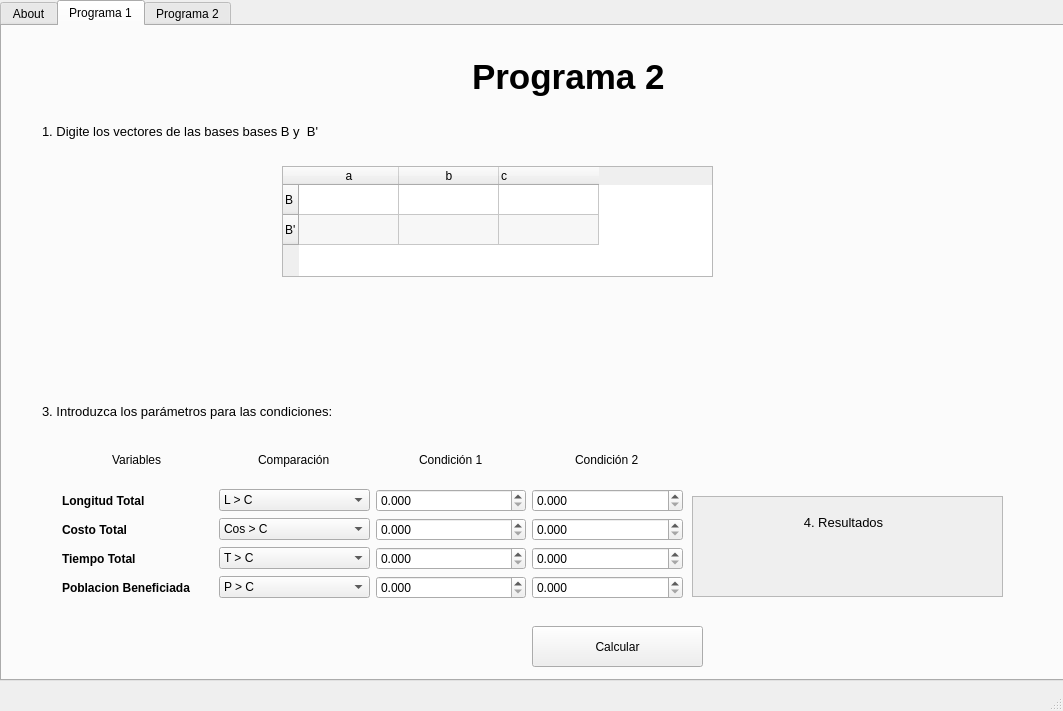
This is UI/InterfazMenu.ui in bryanjimenezchacon/Progra2Algebra as Qt 5 draws it before an edit. The edited form follows.
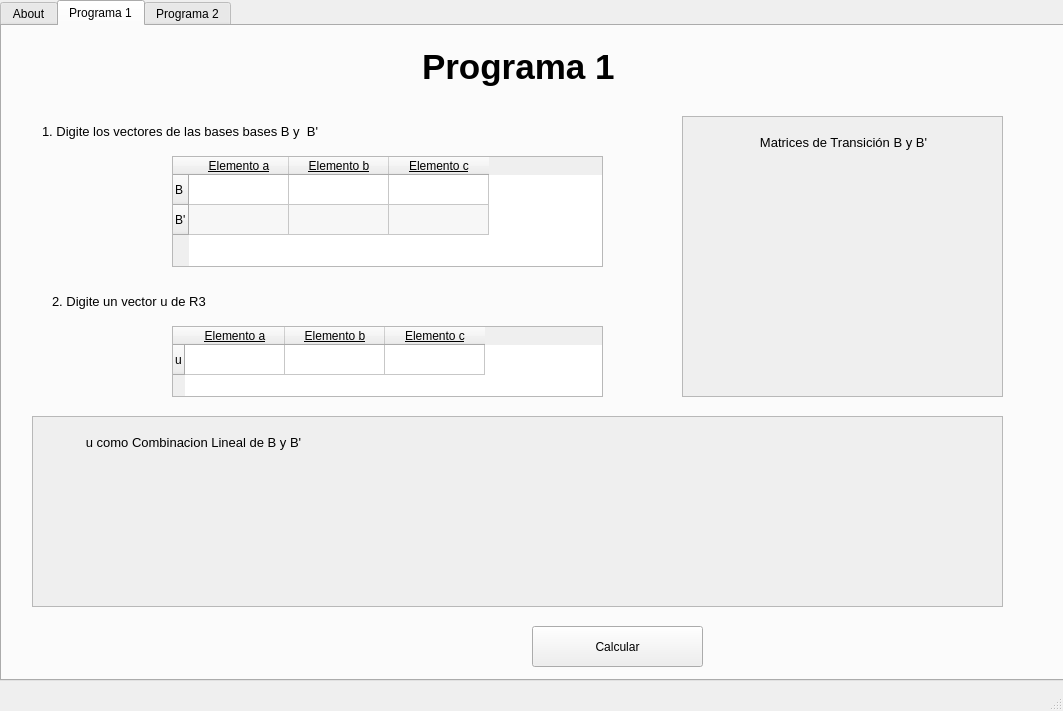
This is the edited form. The open tabs and pages were chosen to show the change.

Diff of the .ui file:
```diff
--- a/UI/InterfazMenu.ui
+++ b/UI/InterfazMenu.ui
@@ -159,8 +159,8 @@
      <widget class="QLabel" name="label_2">
       <property name="geometry">
        <rect>
-        <x>470</x>
-        <y>0</y>
+        <x>420</x>
+        <y>-10</y>
         <width>331</width>
         <height>101</height>
        </rect>
@@ -173,7 +173,7 @@
        </font>
       </property>
       <property name="text">
-       <string>Programa 2</string>
+       <string>Programa 1</string>
       </property>
       <property name="scaledContents">
        <bool>false</bool>
@@ -210,385 +210,13 @@
        <string>1. Digite los vectores de las bases bases B y  B'</string>
       </property>
      </widget>
-     <widget class="QLabel" name="nombreCantidadCarreteras_3">
-      <property name="geometry">
-       <rect>
-        <x>40</x>
-        <y>370</y>
-        <width>401</width>
-        <height>31</height>
-       </rect>
-      </property>
-      <property name="font">
-       <font>
-        <pointsize>10</pointsize>
-       </font>
-      </property>
-      <property name="text">
-       <string>3. Introduzca los parámetros para las condiciones:</string>
-      </property>
-     </widget>
-     <widget class="QWidget" name="gridLayoutWidget">
-      <property name="geometry">
-       <rect>
-        <x>60</x>
-        <y>410</y>
-        <width>621</width>
-        <height>163</height>
-       </rect>
-      </property>
-      <layout class="QGridLayout" name="gridLayoutVariables">
-       <item row="1" column="0" alignment="Qt::AlignHCenter">
-        <widget class="QLabel" name="label_18">
-         <property name="text">
-          <string>Variables</string>
-         </property>
-        </widget>
-       </item>
-       <item row="5" column="4">
-        <widget class="QDoubleSpinBox" name="doubleSpinBoxTC2">
-         <property name="decimals">
-          <number>3</number>
-         </property>
-         <property name="maximum">
-          <double>9999.998999999999796</double>
-         </property>
-        </widget>
-       </item>
-       <item row="1" column="1" alignment="Qt::AlignHCenter">
-        <widget class="QLabel" name="labelComparacion">
-         <property name="text">
-          <string>Comparación</string>
-         </property>
-        </widget>
-       </item>
-       <item row="3" column="1">
-        <widget class="QComboBox" name="comboBoxL">
-         <item>
-          <property name="text">
-           <string>L &gt; C</string>
-          </property>
-         </item>
-         <item>
-          <property name="text">
-           <string>L &gt;= C</string>
-          </property>
-         </item>
-         <item>
-          <property name="text">
-           <string>L &lt; C</string>
-          </property>
-         </item>
-         <item>
-          <property name="text">
-           <string>L &lt;= C</string>
-          </property>
-         </item>
-         <item>
-          <property name="text">
-           <string>C1 &lt; L &lt; C2</string>
-          </property>
-         </item>
-         <item>
-          <property name="text">
-           <string>C1 &lt; L &lt;= C2</string>
-          </property>
-         </item>
-         <item>
-          <property name="text">
-           <string>C1 &lt;= L &lt; C2</string>
-          </property>
-         </item>
-         <item>
-          <property name="text">
-           <string>C1 &lt;= L &lt;= C2</string>
-          </property>
-         </item>
-        </widget>
-       </item>
-       <item row="5" column="1">
-        <widget class="QComboBox" name="comboBoxT">
-         <item>
-          <property name="text">
-           <string>T &gt; C</string>
-          </property>
-         </item>
-         <item>
-          <property name="text">
-           <string>T &gt;= C</string>
-          </property>
-         </item>
-         <item>
-          <property name="text">
-           <string>T &lt; C</string>
-          </property>
-         </item>
-         <item>
-          <property name="text">
-           <string>T &lt;= C</string>
-          </property>
-         </item>
-         <item>
-          <property name="text">
-           <string>C1 &lt; T &lt; C2</string>
-          </property>
-         </item>
-         <item>
-          <property name="text">
-           <string>C1 &lt; T &lt;= C2</string>
-          </property>
-         </item>
-         <item>
-          <property name="text">
-           <string>C1 &lt;= T &lt; C2</string>
-          </property>
-         </item>
-         <item>
-          <property name="text">
-           <string>C1 &lt;= T &lt;= C2</string>
-          </property>
-         </item>
-        </widget>
-       </item>
-       <item row="1" column="2" alignment="Qt::AlignHCenter">
-        <widget class="QLabel" name="labelCondicion">
-         <property name="text">
-          <string>Condición 1</string>
-         </property>
-        </widget>
-       </item>
-       <item row="6" column="2">
-        <widget class="QDoubleSpinBox" name="doubleSpinBoxPC1">
-         <property name="decimals">
-          <number>3</number>
-         </property>
-         <property name="maximum">
-          <double>9999.998999999999796</double>
-         </property>
-        </widget>
-       </item>
-       <item row="5" column="0">
-        <widget class="QLabel" name="label_14">
-         <property name="font">
-          <font>
-           <weight>75</weight>
-           <bold>true</bold>
-          </font>
-         </property>
-         <property name="text">
-          <string>Tiempo Total</string>
-         </property>
-        </widget>
-       </item>
-       <item row="5" column="2">
-        <widget class="QDoubleSpinBox" name="doubleSpinBoxTC1">
-         <property name="decimals">
-          <number>3</number>
-         </property>
-         <property name="maximum">
-          <double>9999.998999999999796</double>
-         </property>
-        </widget>
-       </item>
-       <item row="4" column="1">
-        <widget class="QComboBox" name="comboBoxCos">
-         <item>
-          <property name="text">
-           <string>Cos &gt; C</string>
-          </property>
-         </item>
-         <item>
-          <property name="text">
-           <string>Cos &gt;= C</string>
-          </property>
-         </item>
-         <item>
-          <property name="text">
-           <string>Cos &lt; C</string>
-          </property>
-         </item>
-         <item>
-          <property name="text">
-           <string>Cos &lt;= C</string>
-          </property>
-         </item>
-         <item>
-          <property name="text">
-           <string>C1 &lt; Cos &lt; C2</string>
-          </property>
-         </item>
-         <item>
-          <property name="text">
-           <string>C1 &lt; Cos &lt;= C2</string>
-          </property>
-         </item>
-         <item>
-          <property name="text">
-           <string>C1 &lt;= Cos &lt; C2</string>
-          </property>
-         </item>
-         <item>
-          <property name="text">
-           <string>C1 &lt;= Cos &lt;= C2</string>
-          </property>
-         </item>
-        </widget>
-       </item>
-       <item row="6" column="1">
-        <widget class="QComboBox" name="comboBoxP">
-         <item>
-          <property name="text">
-           <string>P &gt; C</string>
-          </property>
-         </item>
-         <item>
-          <property name="text">
-           <string>P &gt;= C</string>
-          </property>
-         </item>
-         <item>
-          <property name="text">
-           <string>P &lt; C</string>
-          </property>
-         </item>
-         <item>
-          <property name="text">
-           <string>P &lt;= C</string>
-          </property>
-         </item>
-         <item>
-          <property name="text">
-           <string>C1 &lt; P &lt; C2</string>
-          </property>
-         </item>
-         <item>
-          <property name="text">
-           <string>C1 &lt; P &lt;= C2</string>
-          </property>
-         </item>
-         <item>
-          <property name="text">
-           <string>C1 &lt;= P &lt; C2</string>
-          </property>
-         </item>
-         <item>
-          <property name="text">
-           <string>C1 &lt;= P &lt;= C2</string>
-          </property>
-         </item>
-        </widget>
-       </item>
-       <item row="6" column="4">
-        <widget class="QDoubleSpinBox" name="doubleSpinBoxPC2">
-         <property name="decimals">
-          <number>3</number>
-         </property>
-         <property name="maximum">
-          <double>9999.998999999999796</double>
-         </property>
-        </widget>
-       </item>
-       <item row="3" column="4">
-        <widget class="QDoubleSpinBox" name="doubleSpinBoxLC2">
-         <property name="decimals">
-          <number>3</number>
-         </property>
-         <property name="maximum">
-          <double>9999.998999999999796</double>
-         </property>
-        </widget>
-       </item>
-       <item row="4" column="2">
-        <widget class="QDoubleSpinBox" name="doubleSpinBoxCosC1">
-         <property name="decimals">
-          <number>3</number>
-         </property>
-         <property name="maximum">
-          <double>9999.998999999999796</double>
-         </property>
-        </widget>
-       </item>
-       <item row="4" column="0">
-        <widget class="QLabel" name="label_15">
-         <property name="font">
-          <font>
-           <weight>75</weight>
-           <bold>true</bold>
-          </font>
-         </property>
-         <property name="text">
-          <string>Costo Total</string>
-         </property>
-        </widget>
-       </item>
-       <item row="3" column="0">
-        <widget class="QLabel" name="label_13">
-         <property name="font">
-          <font>
-           <weight>75</weight>
-           <bold>true</bold>
-          </font>
-         </property>
-         <property name="text">
-          <string>Longitud Total</string>
-         </property>
-         <property name="wordWrap">
-          <bool>false</bool>
-         </property>
-        </widget>
-       </item>
-       <item row="4" column="4">
-        <widget class="QDoubleSpinBox" name="doubleSpinBoxCosC2">
-         <property name="decimals">
-          <number>3</number>
-         </property>
-         <property name="maximum">
-          <double>9999.998999999999796</double>
-         </property>
-        </widget>
-       </item>
-       <item row="6" column="0">
-        <widget class="QLabel" name="label_16">
-         <property name="font">
-          <font>
-           <weight>75</weight>
-           <bold>true</bold>
-          </font>
-         </property>
-         <property name="text">
-          <string>Poblacion Beneficiada</string>
-         </property>
-        </widget>
-       </item>
-       <item row="3" column="2">
-        <widget class="QDoubleSpinBox" name="doubleSpinBoxLC1">
-         <property name="enabled">
-          <bool>true</bool>
-         </property>
-         <property name="decimals">
-          <number>3</number>
-         </property>
-         <property name="maximum">
-          <double>9999.998999999999796</double>
-         </property>
-        </widget>
-       </item>
-       <item row="1" column="4" alignment="Qt::AlignHCenter">
-        <widget class="QLabel" name="labelLCondicion2">
-         <property name="text">
-          <string>Condición 2</string>
-         </property>
-        </widget>
-       </item>
-      </layout>
-     </widget>
      <widget class="QScrollArea" name="scrollArea">
       <property name="geometry">
        <rect>
-        <x>690</x>
-        <y>470</y>
-        <width>311</width>
-        <height>101</height>
+        <x>680</x>
+        <y>90</y>
+        <width>321</width>
+        <height>281</height>
        </rect>
       </property>
       <property name="widgetResizable">
@@ -599,14 +227,14 @@
         <rect>
          <x>0</x>
          <y>0</y>
-         <width>309</width>
-         <height>99</height>
+         <width>319</width>
+         <height>279</height>
         </rect>
        </property>
        <widget class="QLabel" name="nombreCantidadCarreteras_4">
         <property name="geometry">
          <rect>
-          <x>0</x>
+          <x>10</x>
           <y>10</y>
           <width>301</width>
           <height>31</height>
@@ -618,7 +246,7 @@
          </font>
         </property>
         <property name="text">
-         <string>4. Resultados</string>
+         <string>Matrices de Transición B y B'</string>
         </property>
         <property name="alignment">
          <set>Qt::AlignCenter</set>
@@ -648,8 +276,8 @@
      <widget class="QTableWidget" name="tableWidgetRutas">
       <property name="geometry">
        <rect>
-        <x>280</x>
-        <y>140</y>
+        <x>170</x>
+        <y>130</y>
         <width>431</width>
         <height>111</height>
        </rect>
@@ -669,23 +297,163 @@
       </row>
       <column>
        <property name="text">
-        <string>a</string>
+        <string>Elemento a</string>
        </property>
+       <property name="font">
+        <font>
+         <underline>true</underline>
+        </font>
+       </property>
+       <property name="textAlignment">
+        <set>AlignCenter</set>
+       </property>
       </column>
       <column>
        <property name="text">
-        <string>b</string>
+        <string>Elemento b</string>
        </property>
+       <property name="font">
+        <font>
+         <underline>true</underline>
+        </font>
+       </property>
+       <property name="textAlignment">
+        <set>AlignCenter</set>
+       </property>
       </column>
       <column>
        <property name="text">
-        <string>c</string>
+        <string>Elemento c</string>
        </property>
+       <property name="font">
+        <font>
+         <underline>true</underline>
+        </font>
+       </property>
        <property name="textAlignment">
-        <set>AlignLeading|AlignVCenter</set>
+        <set>AlignCenter</set>
        </property>
       </column>
      </widget>
+     <widget class="QLabel" name="nombreCantidadCarreteras_2">
+      <property name="geometry">
+       <rect>
+        <x>50</x>
+        <y>260</y>
+        <width>371</width>
+        <height>31</height>
+       </rect>
+      </property>
+      <property name="font">
+       <font>
+        <pointsize>10</pointsize>
+       </font>
+      </property>
+      <property name="text">
+       <string>2. Digite un vector u de R3</string>
+      </property>
+     </widget>
+     <widget class="QTableWidget" name="tableWidgetRutas_2">
+      <property name="geometry">
+       <rect>
+        <x>170</x>
+        <y>300</y>
+        <width>431</width>
+        <height>71</height>
+       </rect>
+      </property>
+      <property name="alternatingRowColors">
+       <bool>true</bool>
+      </property>
+      <row>
+       <property name="text">
+        <string>u</string>
+       </property>
+      </row>
+      <column>
+       <property name="text">
+        <string>Elemento a</string>
+       </property>
+       <property name="font">
+        <font>
+         <underline>true</underline>
+        </font>
+       </property>
+       <property name="textAlignment">
+        <set>AlignCenter</set>
+       </property>
+      </column>
+      <column>
+       <property name="text">
+        <string>Elemento b</string>
+       </property>
+       <property name="font">
+        <font>
+         <underline>true</underline>
+        </font>
+       </property>
+       <property name="textAlignment">
+        <set>AlignCenter</set>
+       </property>
+      </column>
+      <column>
+       <property name="text">
+        <string>Elemento c</string>
+       </property>
+       <property name="font">
+        <font>
+         <underline>true</underline>
+        </font>
+       </property>
+       <property name="textAlignment">
+        <set>AlignCenter</set>
+       </property>
+      </column>
+     </widget>
+     <widget class="QScrollArea" name="scrollArea_3">
+      <property name="geometry">
+       <rect>
+        <x>30</x>
+        <y>390</y>
+        <width>971</width>
+        <height>191</height>
+       </rect>
+      </property>
+      <property name="widgetResizable">
+       <bool>true</bool>
+      </property>
+      <widget class="QWidget" name="scrollAreaWidgetContents_3">
+       <property name="geometry">
+        <rect>
+         <x>0</x>
+         <y>0</y>
+         <width>969</width>
+         <height>189</height>
+        </rect>
+       </property>
+       <widget class="QLabel" name="nombreCantidadCarreteras_6">
+        <property name="geometry">
+         <rect>
+          <x>10</x>
+          <y>10</y>
+          <width>301</width>
+          <height>31</height>
+         </rect>
+        </property>
+        <property name="font">
+         <font>
+          <pointsize>10</pointsize>
+         </font>
+        </property>
+        <property name="text">
+         <string>u como Combinacion Lineal de B y B'</string>
+        </property>
+        <property name="alignment">
+         <set>Qt::AlignCenter</set>
+        </property>
+       </widget>
+      </widget>
+     </widget>
     </widget>
     <widget class="QWidget" name="TapP2">
      <attribute name="title">
@@ -784,6 +552,65 @@
         <verstretch>0</verstretch>
        </sizepolicy>
       </property>
+      <row>
+       <property name="text">
+        <string>B de R2</string>
+       </property>
+      </row>
+      <column>
+       <property name="text">
+        <string>Elemento a</string>
+       </property>
+       <property name="font">
+        <font>
+         <underline>true</underline>
+        </font>
+       </property>
+       <property name="textAlignment">
+        <set>AlignCenter</set>
+       </property>
+      </column>
+      <column>
+       <property name="text">
+        <string>Elemento b</string>
+       </property>
+       <property name="font">
+        <font>
+         <underline>true</underline>
+        </font>
+       </property>
+       <property name="textAlignment">
+        <set>AlignCenter</set>
+       </property>
+      </column>
+     </widget>
+     <widget class="QLabel" name="nombreCantidadCarreteras_3">
+      <property name="geometry">
+       <rect>
+        <x>60</x>
+        <y>100</y>
+        <width>371</width>
+        <height>31</height>
+       </rect>
+      </property>
+      <property name="font">
+       <font>
+        <pointsize>10</pointsize>
+       </font>
+      </property>
+      <property name="text">
+       <string>1.Ingrese la base de R2</string>
+      </property>
+     </widget>
+     <widget class="QTableWidget" name="tableWidgetRutas_4">
+      <property name="geometry">
+       <rect>
+        <x>120</x>
+        <y>390</y>
+        <width>471</width>
+        <height>71</height>
+       </rect>
+      </property>
       <property name="alternatingRowColors">
        <bool>true</bool>
       </property>
```
Left out of the diff: 214 changed lines with no effect on the pictures.
